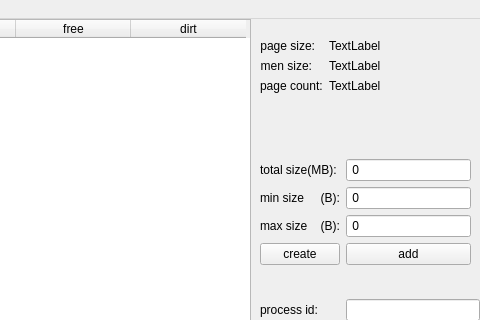
Old version of the form mainwindow.ui in the repository yukiikorei/ipt_ui; both pictures show x 340 to 820 and y 0 to 320 of the 820 by 600 pixel window.
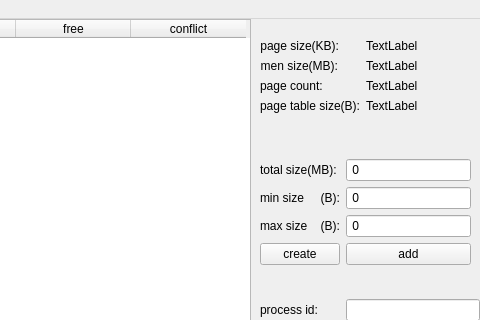
New version of the form.

Diff of the .ui file:
```diff
--- a/mainwindow.ui
+++ b/mainwindow.ui
@@ -90,7 +90,7 @@
     </column>
     <column>
      <property name="text">
-      <string>dirt</string>
+      <string>conflict</string>
      </property>
     </column>
    </widget>
@@ -177,7 +177,7 @@
       <x>600</x>
       <y>20</y>
       <width>211</width>
-      <height>101</height>
+      <height>102</height>
      </rect>
     </property>
     <layout class="QFormLayout" name="info_form">
@@ -187,7 +187,7 @@
      <item row="0" column="0">
       <widget class="QLabel" name="label">
        <property name="text">
-        <string>page size:</string>
+        <string>page size(KB):</string>
        </property>
        <property name="alignment">
         <set>Qt::AlignRight|Qt::AlignTrailing|Qt::AlignVCenter</set>
@@ -207,7 +207,7 @@
      <item row="1" column="0">
       <widget class="QLabel" name="label_3">
        <property name="text">
-        <string>men size:</string>
+        <string>men size(MB):</string>
        </property>
        <property name="alignment">
         <set>Qt::AlignRight|Qt::AlignTrailing|Qt::AlignVCenter</set>
@@ -235,6 +235,20 @@
        </property>
       </widget>
      </item>
+     <item row="3" column="0">
+      <widget class="QLabel" name="pageToalSizeLabel">
+       <property name="text">
+        <string>page table size(B):</string>
+       </property>
+      </widget>
+     </item>
+     <item row="3" column="1">
+      <widget class="QLabel" name="page_total_size_label">
+       <property name="text">
+        <string>TextLabel</string>
+       </property>
+      </widget>
+     </item>
     </layout>
    </widget>
    <widget class="QWidget" name="formLayoutWidget_3">
```
